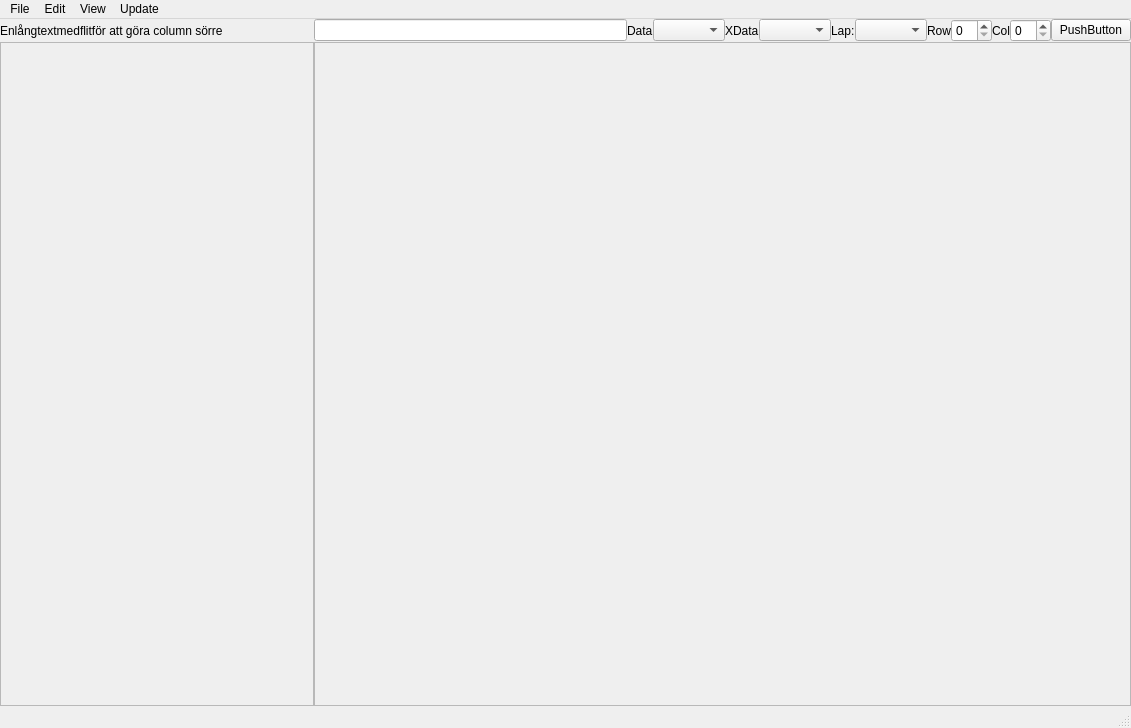
Above: analyzer/analyzer.ui from condac/openForzaTelemetry before the change. Below: the same form after it.
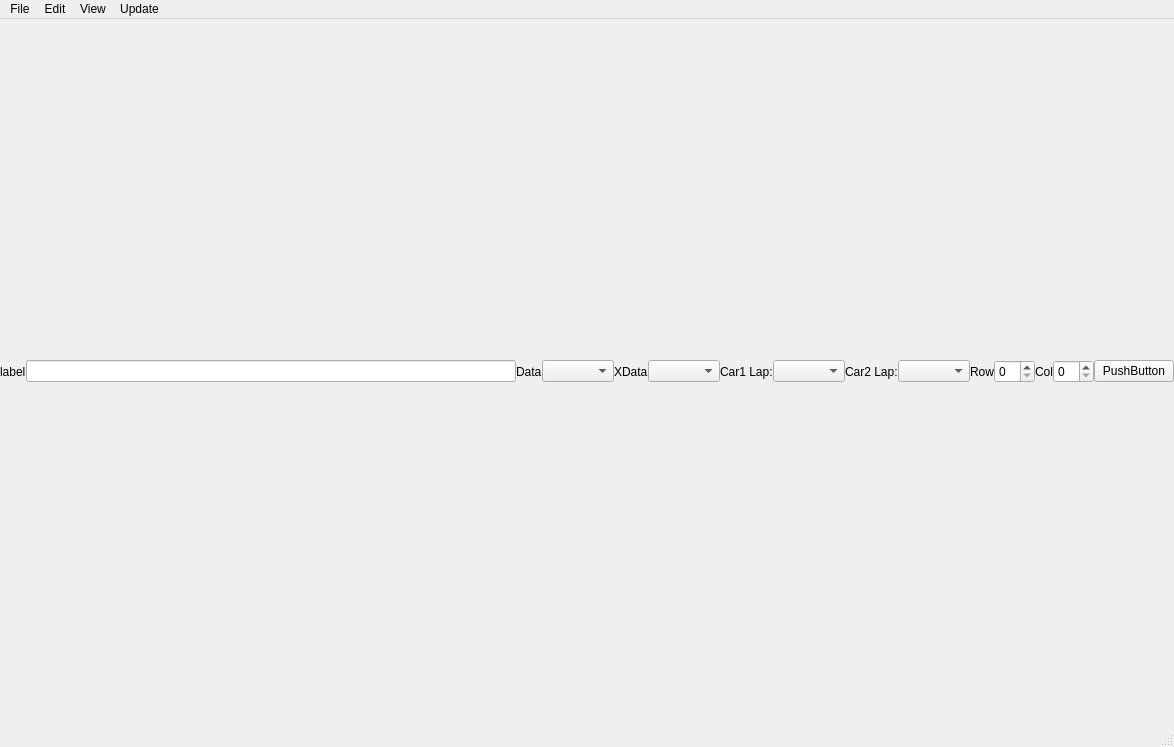
That is the form after the change.

What changed in the file:
```diff
--- a/analyzer/analyzer.ui
+++ b/analyzer/analyzer.ui
@@ -6,8 +6,8 @@
    <rect>
     <x>0</x>
     <y>0</y>
-    <width>1131</width>
-    <height>728</height>
+    <width>1174</width>
+    <height>747</height>
    </rect>
   </property>
   <property name="windowTitle">
@@ -38,65 +38,35 @@
       <item row="0" column="6">
        <widget class="QLabel" name="label_3">
         <property name="text">
-         <string>Lap:</string>
+         <string>Car1 Lap:</string>
         </property>
        </widget>
       </item>
-      <item row="0" column="12">
+      <item row="0" column="14">
        <widget class="QPushButton" name="buttonAdd">
         <property name="text">
          <string>PushButton</string>
         </property>
        </widget>
       </item>
-      <item row="0" column="9">
-       <widget class="QSpinBox" name="spinBoxRow">
-        <property name="maximum">
-         <number>10</number>
-        </property>
-       </widget>
-      </item>
       <item row="0" column="11">
+       <widget class="QSpinBox" name="spinBoxRow">
+        <property name="maximum">
+         <number>10</number>
+        </property>
+       </widget>
+      </item>
+      <item row="0" column="13">
        <widget class="QSpinBox" name="spinBoxCol">
         <property name="maximum">
          <number>10</number>
         </property>
        </widget>
       </item>
-      <item row="1" column="1" colspan="12">
-       <widget class="QFrame" name="framePlot">
-        <property name="frameShape">
-         <enum>QFrame::StyledPanel</enum>
-        </property>
-        <property name="frameShadow">
-         <enum>QFrame::Raised</enum>
-        </property>
-        <layout class="QVBoxLayout" name="verticalLayout_2">
-         <property name="spacing">
-          <number>0</number>
-         </property>
-         <property name="leftMargin">
-          <number>0</number>
-         </property>
-         <property name="topMargin">
-          <number>0</number>
-         </property>
-         <property name="rightMargin">
-          <number>0</number>
-         </property>
-         <property name="bottomMargin">
-          <number>0</number>
-         </property>
-         <item>
-          <layout class="QVBoxLayout" name="verticalLayout"/>
-         </item>
-        </layout>
-       </widget>
-      </item>
       <item row="0" column="7">
        <widget class="QComboBox" name="comboBoxLaps"/>
       </item>
-      <item row="0" column="8">
+      <item row="0" column="10">
        <widget class="QLabel" name="label">
         <property name="text">
          <string>Row</string>
@@ -110,7 +80,7 @@
         </property>
        </widget>
       </item>
-      <item row="0" column="10">
+      <item row="0" column="12">
        <widget class="QLabel" name="label_2">
         <property name="text">
          <string>Col</string>
@@ -120,40 +90,6 @@
       <item row="0" column="1">
        <widget class="QLineEdit" name="lineEditVar"/>
       </item>
-      <item row="1" column="0">
-       <widget class="QScrollArea" name="scrollArea">
-        <property name="widgetResizable">
-         <bool>true</bool>
-        </property>
-        <widget class="QWidget" name="scrollAreaWidgetContents">
-         <property name="geometry">
-          <rect>
-           <x>0</x>
-           <y>0</y>
-           <width>278</width>
-           <height>654</height>
-          </rect>
-         </property>
-         <layout class="QGridLayout" name="gridLayout_4">
-          <property name="leftMargin">
-           <number>2</number>
-          </property>
-          <property name="topMargin">
-           <number>2</number>
-          </property>
-          <property name="rightMargin">
-           <number>2</number>
-          </property>
-          <property name="bottomMargin">
-           <number>2</number>
-          </property>
-          <item row="0" column="0">
-           <layout class="QGridLayout" name="layoutCheckboxar"/>
-          </item>
-         </layout>
-        </widget>
-       </widget>
-      </item>
       <item row="0" column="5">
        <widget class="QComboBox" name="comboBoxDataX"/>
       </item>
@@ -170,10 +106,20 @@
       <item row="0" column="0">
        <widget class="QLabel" name="label_6">
         <property name="text">
-         <string>Enlångtextmedflitför att göra column sörre</string>
+         <string>label</string>
         </property>
        </widget>
       </item>
+      <item row="0" column="8">
+       <widget class="QLabel" name="label_7">
+        <property name="text">
+         <string>Car2 Lap:</string>
+        </property>
+       </widget>
+      </item>
+      <item row="0" column="9">
+       <widget class="QComboBox" name="comboBoxLaps2"/>
+      </item>
      </layout>
     </item>
    </layout>
@@ -183,7 +129,7 @@
     <rect>
      <x>0</x>
      <y>0</y>
-     <width>1131</width>
+     <width>1174</width>
      <height>22</height>
     </rect>
    </property>
```
Left out of the diff: 2 changed lines with no effect on the pictures.
